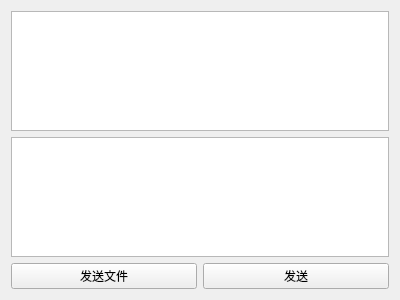
Old version of the form chatwindow.ui in the repository yj235/ParrotClient.
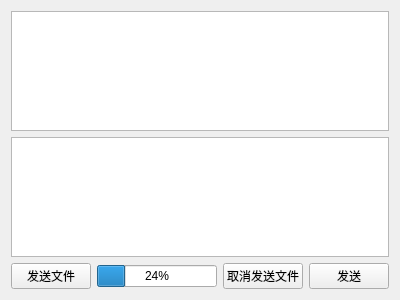
New version of the form.

Diff of the .ui file:
```diff
--- a/chatwindow.ui
+++ b/chatwindow.ui
@@ -14,20 +14,34 @@
    <string>Form</string>
   </property>
   <layout class="QGridLayout" name="gridLayout">
-   <item row="0" column="0" colspan="2">
+   <item row="0" column="0" colspan="4">
     <widget class="QTextBrowser" name="textBrowser"/>
    </item>
-   <item row="1" column="0" colspan="2">
+   <item row="1" column="0" colspan="4">
     <widget class="QTextEdit" name="textEdit"/>
    </item>
    <item row="2" column="0">
-    <widget class="QPushButton" name="pushButton">
+    <widget class="QPushButton" name="pushButton_fileTransfer">
      <property name="text">
       <string>发送文件</string>
      </property>
     </widget>
    </item>
    <item row="2" column="1">
+    <widget class="QProgressBar" name="progressBar">
+     <property name="value">
+      <number>24</number>
+     </property>
+    </widget>
+   </item>
+   <item row="2" column="2">
+    <widget class="QPushButton" name="pushButton_cancel">
+     <property name="text">
+      <string>取消发送文件</string>
+     </property>
+    </widget>
+   </item>
+   <item row="2" column="3">
     <widget class="QPushButton" name="pushButton_send">
      <property name="text">
       <string>发送</string>
```
